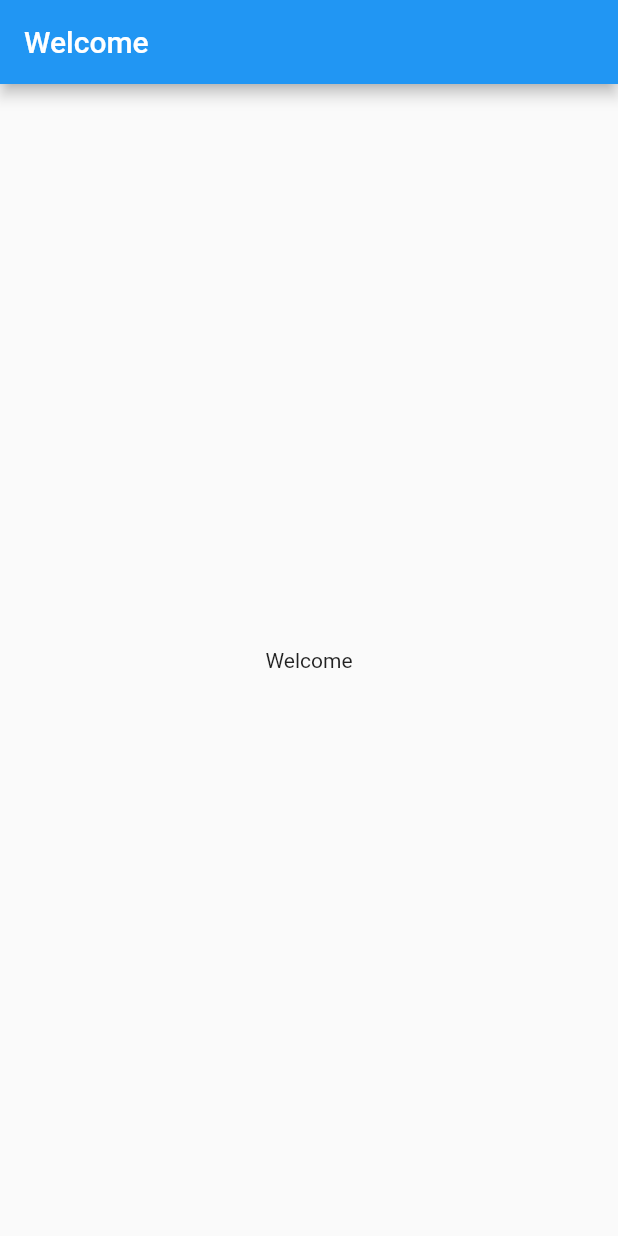
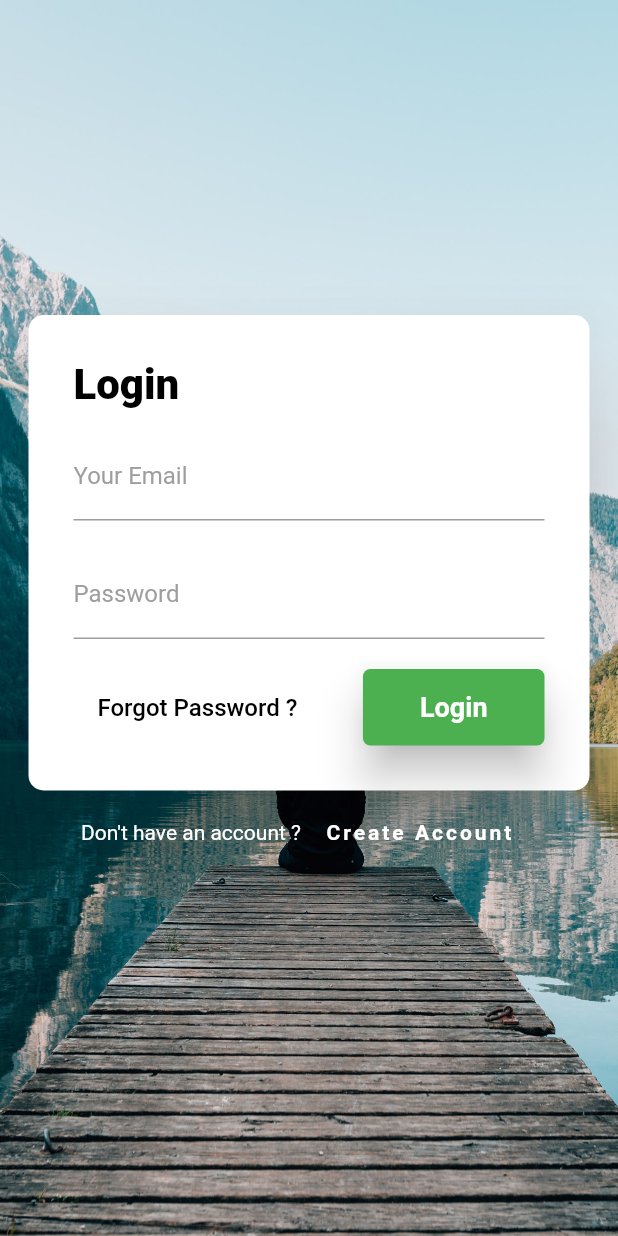
Before and after one commit to RomanNakonechnyi/flutter_app, a Flutter app: the screen it shows after launch, on a phone screen of 412 x 824 dp. Run offline on Flutter 3.47's test engine with Material 2 defaults, Android fonts, the phone set to English and light mode, and no system bars.

Commit message:
Add Sign In Page UI.

```diff
--- a/profile_me/lib/main.dart
+++ b/profile_me/lib/main.dart
@@ -1,5 +1,5 @@
 import 'package:flutter/material.dart';
-
+import 'package:profile_me/sign_in.dart';
 void main() => runApp(MyApp());
 
 class MyApp extends StatelessWidget {
@@ -7,18 +7,8 @@ class MyApp extends StatelessWidget {
   @override
   Widget build(BuildContext context) {
     return MaterialApp(
-      title: 'Flutter Demo',
-      theme: ThemeData(
-        primarySwatch: Colors.blue,
-      ),
-      home: Scaffold(
-        appBar: AppBar(
-          title: Text("Welcome"),
-        ),
-        body: Center(
-          child: Text("Welcome"),
-        ),
-      ),
+      debugShowCheckedModeBanner: false,
+      home: SignIn(),
     );
   }
 }
--- /dev/null
+++ b/profile_me/lib/sign_in.dart
@@ -0,0 +1,166 @@
+import 'package:flutter/material.dart';
+
+class SignIn extends StatefulWidget {
+  final String login = "roma";
+  final String password = "123456";
+
+  @override
+  _SignInState createState() => _SignInState();
+}
+
+class _SignInState extends State<SignIn> {
+  final loginTextController = new TextEditingController();
+  final passwordTextController = new TextEditingController();
+  double screenHeight;
+  @override
+  void dispose() {
+    loginTextController.dispose();
+    passwordTextController.dispose();
+    super.dispose();
+  }
+
+  @override
+  Widget build(BuildContext context) {
+    screenHeight = MediaQuery.of(context).size.height;
+    return Scaffold(
+      resizeToAvoidBottomInset: false,
+      body: Container(
+        child: Stack(
+          children: <Widget>[
+            lowerBackgroundImage(context),
+            loginCard(context)
+          ],
+        ),
+      ),
+    );
+  }
+
+  Widget loginCard(BuildContext context) {
+    return Column(
+      children: <Widget>[
+        Container(
+          margin: EdgeInsets.only(top: screenHeight / 4),
+          padding: EdgeInsets.only(left: 15, right: 15),
+          child: Card(
+            color: Color(0xFFFFFFFF),
+            shape: RoundedRectangleBorder(
+              borderRadius: BorderRadius.circular(10),
+            ),
+            elevation: 30,
+            child: Padding(
+              padding: const EdgeInsets.all(30.0),
+              child: Column(
+                crossAxisAlignment: CrossAxisAlignment.center,
+                children: <Widget>[
+                  Align(
+                    alignment: Alignment.topLeft,
+                    child: Text(
+                      "Login",
+                      style: TextStyle(
+                        color: Colors.black,
+                        fontSize: 28,
+                        fontWeight: FontWeight.w900,
+                      ),
+                    ),
+                  ),
+                  SizedBox(
+                    height: 15,
+                  ),
+                  TextFormField(
+                    controller: loginTextController,
+                    decoration: InputDecoration(
+                        labelStyle: TextStyle(color: Colors.grey),
+                        labelText: "Your Email", floatingLabelBehavior: FloatingLabelBehavior.auto),
+                    style: TextStyle(color: Colors.black),
+                  ),
+                  SizedBox(
+                    height: 20,
+                  ),
+                  TextFormField(
+                    controller: passwordTextController,
+                    decoration: InputDecoration(
+                        labelStyle: TextStyle(color: Colors.grey),
+                        labelText: "Password", floatingLabelBehavior: FloatingLabelBehavior.auto),
+                    style: TextStyle(color: Colors.black),
+                  ),
+                  SizedBox(
+                    height: 20,
+                  ),
+                  Row(
+                    mainAxisAlignment: MainAxisAlignment.spaceEvenly,
+                    children: <Widget>[
+                      MaterialButton(
+                        onPressed: () {},
+                        child: Text("Forgot Password ?",
+                          style: TextStyle(color: Colors.black,
+                          fontSize: 16),
+                        ),
+                      ),
+                      Expanded(
+                        child: Container(),
+                      ),
+                      RaisedButton(
+                        elevation: 12,
+                        hoverElevation: 0,
+                        child: Text("Login",
+                          style: TextStyle(fontWeight: FontWeight.bold,
+                              fontSize: 18),),
+                        color: Colors.green,
+                        textColor: Colors.white,
+                        padding: EdgeInsets.only(
+                            left: 38, right: 38, top: 15, bottom: 15),
+                        shape: RoundedRectangleBorder(
+                            borderRadius: BorderRadius.circular(5)),
+                        onPressed: () {
+                          return showDialog(context: context,
+                          builder: (context){
+                            return AlertDialog(
+                              content: Text(loginTextController.text + " " + passwordTextController.text ),
+                            );
+                          });
+                        },
+                      )
+                    ],
+                  )
+                ],
+              ),
+            ),
+          ),
+        ),
+        Row(
+          crossAxisAlignment: CrossAxisAlignment.center,
+          mainAxisAlignment: MainAxisAlignment.center,
+          children: <Widget>[
+            SizedBox(
+              height: 40,
+            ),
+            Text(
+              "Don't have an account ?",
+              style: TextStyle(color: Colors.white),
+            ),
+            FlatButton(
+              onPressed: () {
+
+              },
+              textColor: Colors.white,
+              child: Text("Create Account",
+                style: TextStyle(
+                    fontWeight: FontWeight.bold,
+                    letterSpacing: 2
+                ),),
+            )
+          ],
+        )
+      ],
+    );
+  }
+
+  Widget lowerBackgroundImage(BuildContext context) {
+    return Container(
+      height: screenHeight,
+      child: Image.asset('assets/images/man_on_bridge.jpg',
+          filterQuality: FilterQuality.high,
+          fit: BoxFit.cover),
+    );
+  }
+}
--- a/profile_me/pubspec.yaml
+++ b/profile_me/pubspec.yaml
@@ -44,6 +44,8 @@ flutter:
   # assets:
   #   - images/a_dot_burr.jpeg
   #   - images/a_dot_ham.jpeg
+  assets:
+    - assets/images/man_on_bridge.jpg
 
   # An image asset can refer to one or more resolution-specific "variants", see
   # https://flutter.dev/assets-and-images/#resolution-aware.
```
Also changed, not shown: profile_me/assets/images/man_on_bridge.jpg (added).
